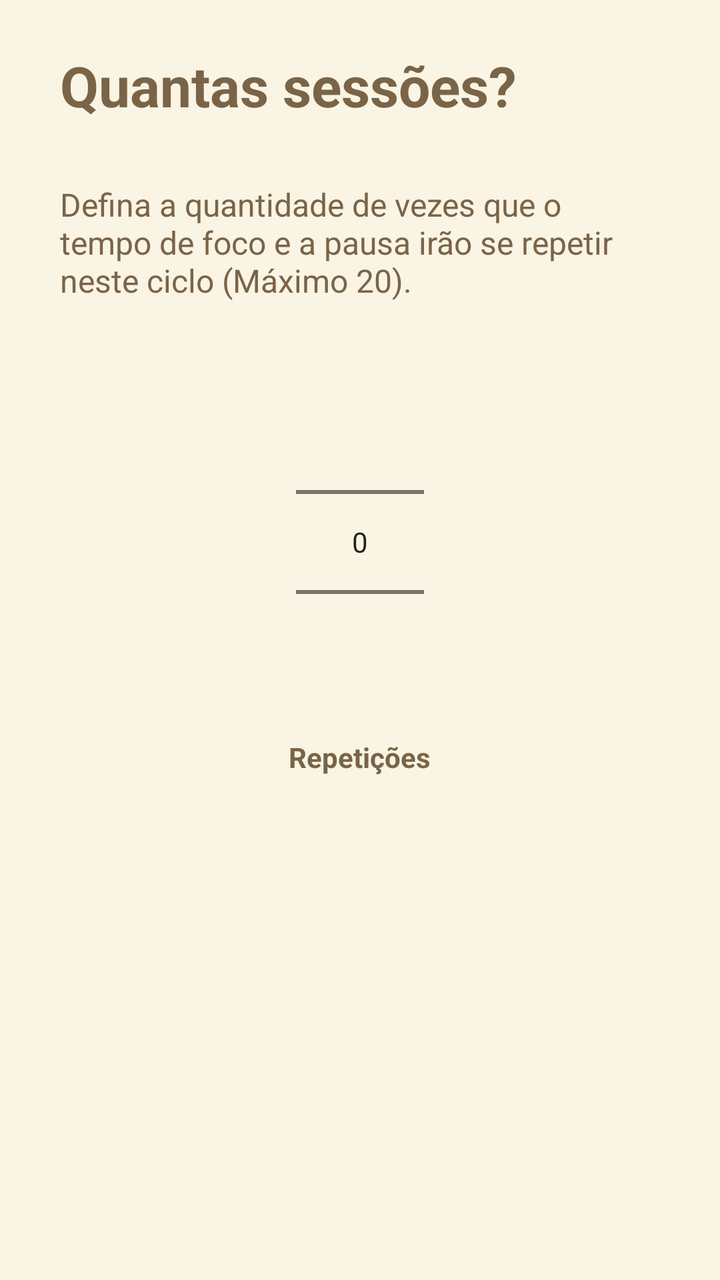
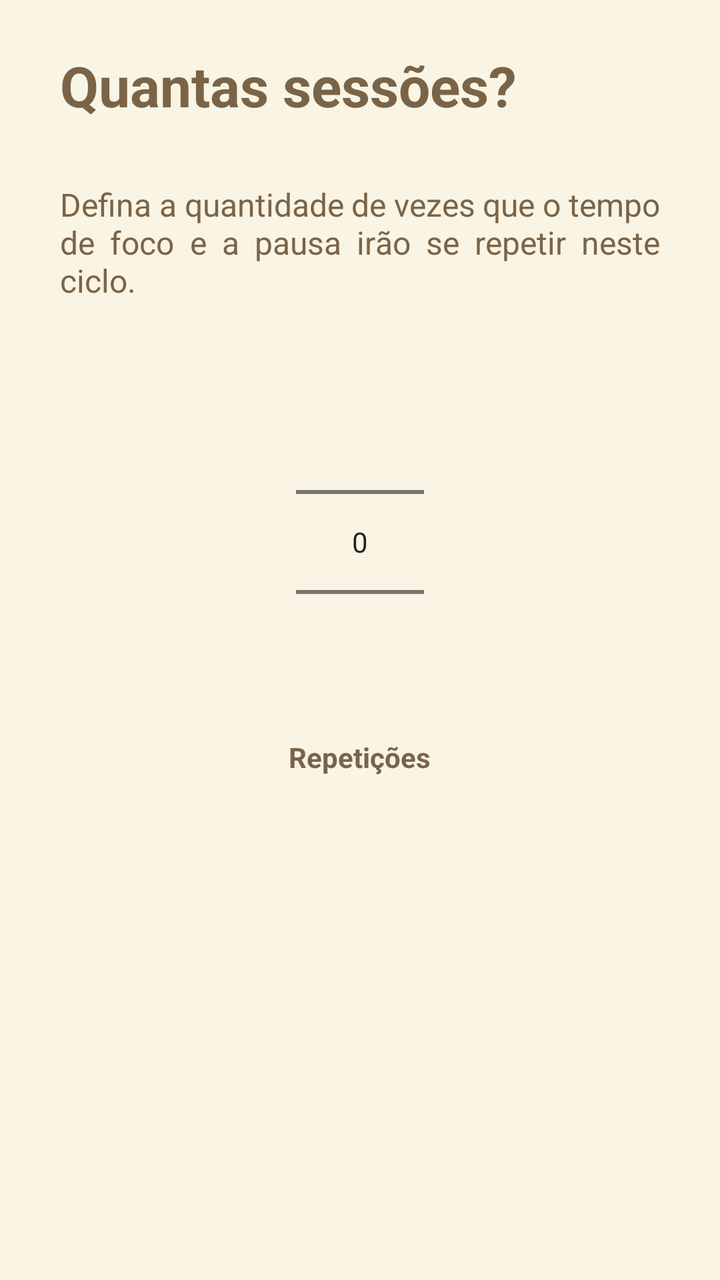

Before-and-after screenshots of an Android layout around one commit, followed by the original layout XML and the change that was made.
<!-- AndroidManifest.xml: application theme Theme.Orbi -->
<!-- res/layout/fragment_step_four.xml -->
<?xml version="1.0" encoding="utf-8"?>
<androidx.constraintlayout.widget.ConstraintLayout
    xmlns:android="http://schemas.android.com/apk/res/android"
    xmlns:app="http://schemas.android.com/apk/res-auto"
    android:layout_width="match_parent"
    android:layout_height="match_parent"
    android:background="@color/orbi_cream">


    <TextView
        android:id="@+id/tv_step_title"
        android:layout_width="0dp"
        android:layout_height="wrap_content"
        android:layout_marginHorizontal="30dp"
        android:layout_marginStart="30dp"
        android:layout_marginTop="24dp"
        android:layout_marginEnd="30dp"
        android:text="Quantas sessões?"
        android:textColor="@color/orbi_dark_brown"
        android:textSize="28sp"
        android:textStyle="bold"
        app:layout_constraintEnd_toEndOf="parent"
        app:layout_constraintHorizontal_bias="0.0"
        app:layout_constraintStart_toStartOf="parent"
        app:layout_constraintTop_toTopOf="parent" />

    <TextView
        android:id="@+id/tv_step_desc"
        android:layout_width="0dp"
        android:layout_height="wrap_content"
        android:layout_marginHorizontal="30dp"
        android:layout_marginStart="30dp"
        android:layout_marginTop="30dp"
        android:layout_marginEnd="30dp"
        android:text="Defina a quantidade de vezes que o tempo de foco e a pausa irão se repetir neste ciclo (Máximo 20)."
        android:textColor="@color/orbi_dark_brown"
        android:textSize="16sp"
        app:layout_constraintEnd_toEndOf="parent"
        app:layout_constraintStart_toStartOf="parent"
        app:layout_constraintTop_toBottomOf="@+id/tv_step_title" />


    
    <LinearLayout
        android:layout_width="0dp"
        android:layout_height="wrap_content"
        android:layout_marginStart="30dp"
        android:layout_marginTop="30dp"
        android:layout_marginEnd="30dp"
        android:gravity="center"
        android:orientation="vertical"
        app:layout_constraintEnd_toEndOf="parent"
        app:layout_constraintStart_toStartOf="parent"
        app:layout_constraintTop_toBottomOf="@+id/tv_step_desc">


        <NumberPicker
            android:id="@+id/picker_repetitions"
            android:layout_width="wrap_content"
            android:layout_height="wrap_content"
            android:theme="@style/Theme.AppCompat.Light" />


        <TextView
            android:layout_width="wrap_content"
            android:layout_height="wrap_content"
            android:layout_marginTop="8dp"
            android:text="Repetições"
            android:textColor="@color/orbi_dark_brown"
            android:textSize="14sp"
            android:textStyle="bold" />


    </LinearLayout>


</androidx.constraintlayout.widget.ConstraintLayout>
<!-- resources referenced by this layout -->
<resources>
  <color name="orbi_cream">#F9F4E3</color>
  <color name="orbi_dark_brown">#7A6448</color>
  <style name="Theme.Orbi" parent="Theme.MaterialComponents.Light.NoActionBar">
  
  
          <item name="colorPrimary">@color/orbi_dark_brown</item>
          <item name="colorPrimaryVariant">@color/orbi_olive</item>
          <item name="colorOnPrimary">@color/orbi_white</item>
          <item name="colorSecondary">@color/orbi_olive</item>
          <item name="colorSecondaryVariant">@color/orbi_light_olive</item>
          <item name="colorOnSecondary">@color/orbi_white</item>
  
  
          
          <item name="android:statusBarColor">@color/orbi_cream</item>
          <item name="android:windowLightStatusBar">true</item>
  
  
          
          <item name="android:navigationBarColor">@color/orbi_cream</item>
          <item name="android:windowLightNavigationBar" tools:targetApi="o_mr1">true</item>
  
  
      </style>
  <color name="orbi_olive">#B1BA8E</color>
  <color name="orbi_white">#FFFFFF</color>
  <color name="orbi_light_olive">#D4DDB1</color>
</resources>

<!-- the commit's change to res/layout/fragment_step_four.xml (unified diff, before → after) -->
@@ -32,7 +32,8 @@
         android:layout_marginStart="30dp"
         android:layout_marginTop="30dp"
         android:layout_marginEnd="30dp"
-        android:text="Defina a quantidade de vezes que o tempo de foco e a pausa irão se repetir neste ciclo (Máximo 20)."
+        android:text="Defina a quantidade de vezes que o tempo de foco e a pausa irão se repetir neste ciclo."
+        android:justificationMode="inter_word"
         android:textColor="@color/orbi_dark_brown"
         android:textSize="16sp"
         app:layout_constraintEnd_toEndOf="parent"
